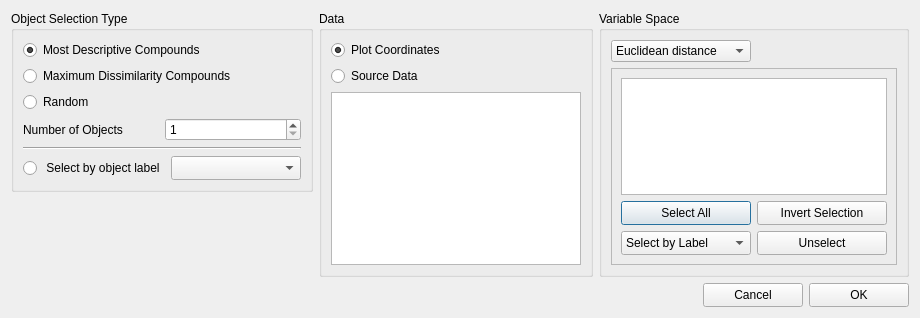
Qt form src/Dialogs/ObjectSelectorDialog.ui (gmrandazzo/QStudioMetrics) before a commit.
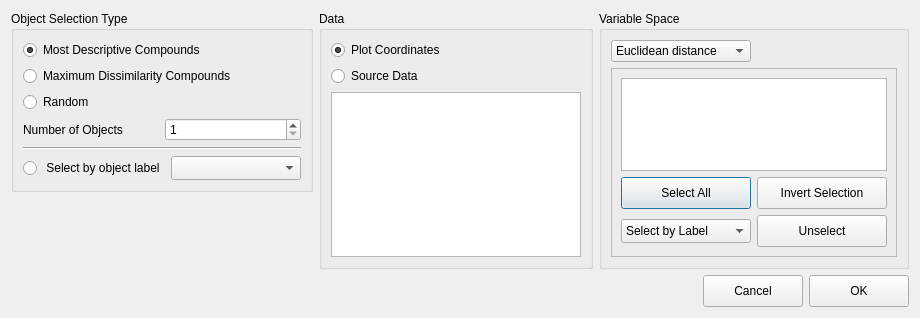
The same form after that commit.

Patch:
```diff
--- a/src/Dialogs/ObjectSelectorDialog.ui
+++ b/src/Dialogs/ObjectSelectorDialog.ui
@@ -235,13 +235,13 @@
            <property name="minimumSize">
             <size>
              <width>130</width>
-             <height>24</height>
+             <height>32</height>
             </size>
            </property>
            <property name="maximumSize">
             <size>
              <width>130</width>
-             <height>24</height>
+             <height>32</height>
             </size>
            </property>
            <property name="text">
@@ -254,13 +254,13 @@
            <property name="minimumSize">
             <size>
              <width>130</width>
-             <height>24</height>
+             <height>32</height>
             </size>
            </property>
            <property name="maximumSize">
             <size>
              <width>130</width>
-             <height>24</height>
+             <height>32</height>
             </size>
            </property>
            <property name="text">
@@ -303,13 +303,13 @@
            <property name="minimumSize">
             <size>
              <width>130</width>
-             <height>24</height>
+             <height>32</height>
             </size>
            </property>
            <property name="maximumSize">
             <size>
              <width>130</width>
-             <height>24</height>
+             <height>32</height>
             </size>
            </property>
            <property name="text">
@@ -356,13 +356,13 @@
        <property name="minimumSize">
         <size>
          <width>100</width>
-         <height>24</height>
+         <height>32</height>
         </size>
        </property>
        <property name="maximumSize">
         <size>
          <width>100</width>
-         <height>24</height>
+         <height>32</height>
         </size>
        </property>
        <property name="text">
@@ -375,13 +375,13 @@
        <property name="minimumSize">
         <size>
          <width>100</width>
-         <height>24</height>
+         <height>32</height>
         </size>
        </property>
        <property name="maximumSize">
         <size>
          <width>100</width>
-         <height>24</height>
+         <height>32</height>
         </size>
        </property>
        <property name="text">
```
